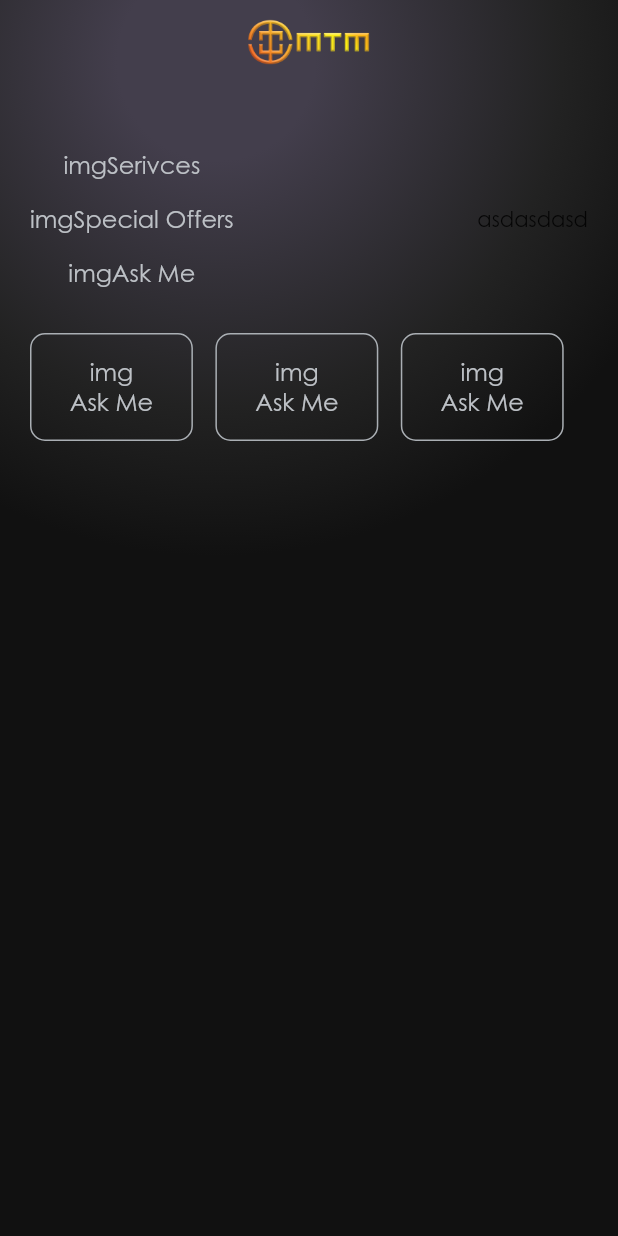
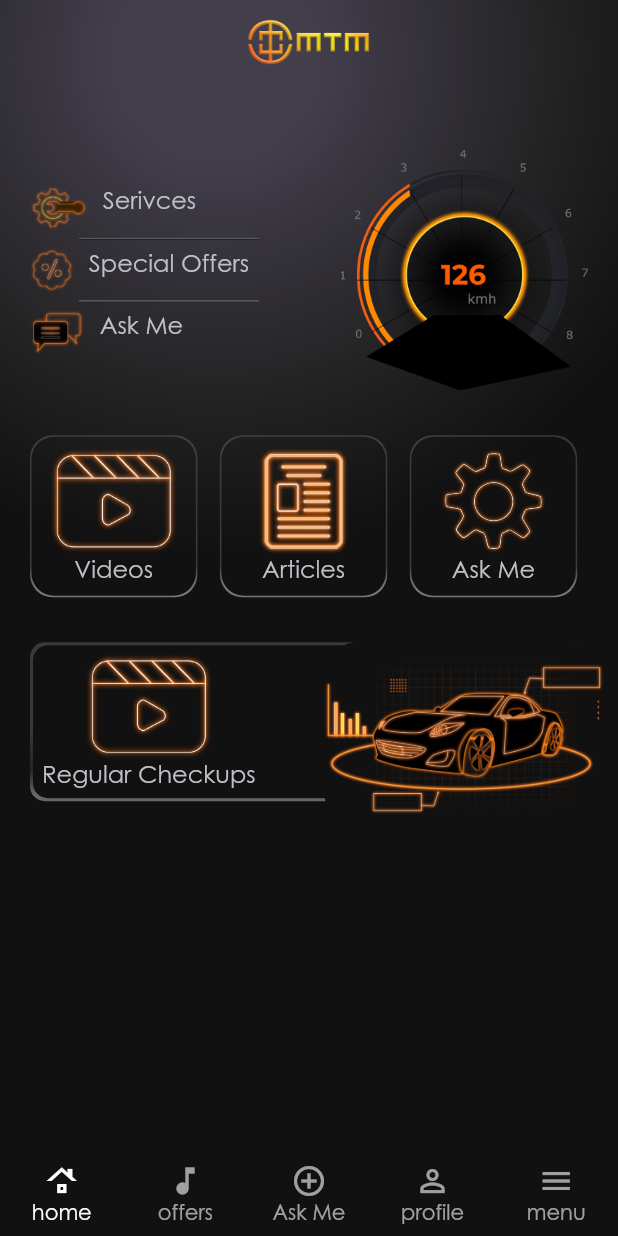
Before and after one commit to esolveeg/mtm_app, a Flutter app: the screen it shows after launch, on a phone screen of 412 x 824 dp. Run offline on Flutter 3.47's test engine with Material 2 defaults, Android fonts, the phone set to English and light mode, and no system bars; our stand-ins replace flutter_svg, get.

Commit message:
home page finished

```diff
--- a/lib/app/components/icon_text.dart
+++ b/lib/app/components/icon_text.dart
@@ -1,26 +1,63 @@
 import 'package:flutter/material.dart';
 import 'package:flutter/widgets.dart';
+import 'package:flutter_svg/flutter_svg.dart';
+import 'package:mtm/app/utils/gredient_contaienr.dart';
 
 Widget iconTextWidget(BuildContext context , String imagePath , String service ){
-  return  Row(children: [
-      Text('img' , style : Theme.of(context).textTheme.bodyText1),
-      Text(service , style : Theme.of(context).textTheme.bodyText1)
-    ],
-  );
-}
+  return  Container(
+    width: MediaQuery.of(context).size.width * .45,
+    child: Row(
+      crossAxisAlignment: CrossAxisAlignment.start,
+      mainAxisAlignment: MainAxisAlignment.start,
+      children: [
 
-Widget iconTextWidgetVertical(BuildContext context , String imagePath , String service ){
-  return  Container(
-    padding: EdgeInsets.all(15),
-    width: (MediaQuery.of(context).size.width * .3) - 15,
-    decoration: BoxDecoration(
-      borderRadius: BorderRadius.circular(10),
-      border: Border.all(color: Color(0xffaaafb4))
-    ),
-    child: Column(children: [
-        Text('img' , style : Theme.of(context).textTheme.bodyText1),
+        // SvgPicture.asset(
+        //   imagePath,
+        //   semanticsLabel: service,
+        //   width: 30,
+        // ),
+        Image(
+              image: AssetImage(imagePath),
+              height: 30,
+            ),
+            SizedBox(width:10),
         Text(service , style : Theme.of(context).textTheme.bodyText1)
       ],
     ),
   );
 }
+
+Widget iconTextWidgetVertical(BuildContext context , String imagePath , String service ){
+  return  CustomGradientContainer(
+    gradient: LinearGradient(begin: Alignment.bottomRight, stops: [
+      0.1,
+      0.4,
+      0.9
+    ], colors: [
+      Colors.grey.shade400.withOpacity(.6),
+      Colors.grey.shade800.withOpacity(.8),
+      Colors.grey.shade700.withOpacity(.5),
+    ]),
+    bRadius: 15,
+    strokeWidth: 1,
+      child: Container(
+    width: (MediaQuery.of(context).size.width * .3) - 12,
+    padding: EdgeInsets.symmetric(vertical:9),
+        child: Column(children: [
+          //  SvgPicture.asset(
+          //   imagePath,
+          //   semanticsLabel: service,
+          //   width: 50,
+
+          // ),
+          Image(
+                image: AssetImage(imagePath),
+                height: 70,
+              ),
+            Text(service , style : Theme.of(context).textTheme.bodyText1)
+          ],
+        ),
+      ),
+
+  );
+}
--- a/lib/app/modules/home/controllers/home_controller.dart
+++ b/lib/app/modules/home/controllers/home_controller.dart
@@ -1,9 +1,10 @@
+import 'package:flutter/widgets.dart';
 import 'package:get/get.dart';
+import 'package:mtm/app/utils/gredient.dart';
 
 class HomeController extends GetxController {
   //TODO: Implement HomeController
 
-  final count = 0.obs;
   @override
   void onInit() {
     super.onInit();
@@ -16,5 +17,5 @@ class HomeController extends GetxController {
 
   @override
   void onClose() {}
-  void increment() => count.value++;
+
 }
--- a/lib/app/modules/home/views/home_view.dart
+++ b/lib/app/modules/home/views/home_view.dart
@@ -1,8 +1,7 @@
 import 'package:flutter/material.dart';
 
 import 'package:get/get.dart';
-import 'package:neon/neon.dart';
-
+import 'package:mtm/app/utils/gredient_contaienr.dart';
 import '../controllers/home_controller.dart';
 import 'package:mtm/app/components/icon_text.dart';
 
@@ -27,12 +26,13 @@ class HomeView extends GetView<HomeController> {
           center: Alignment(-0.3, -0.9), // near the top right
           radius: 0.8,
           colors: <Color>[
-              Color(0xFF433e4c), // yellow sun
-              Color(0xFF222222), // yellow sun
-              Color(0xFF111111), // blue sky
+            Color(0xFF433e4c),
+            Color(0xFF222222),
+            Color(0xFF111111),
           ],
           stops: <double>[0.2, 0.7, 1.0],
         )),
+        child: SingleChildScrollView(
           child: Padding(
             padding: const EdgeInsets.only(
               top: 100,
@@ -43,33 +43,160 @@ class HomeView extends GetView<HomeController> {
             child: Container(
                 child: Column(
               children: [
-                // top widgets
                 Row(
-                 mainAxisAlignment :MainAxisAlignment.spaceBetween,
+                    mainAxisAlignment: MainAxisAlignment.spaceBetween,
                     children: [
                       Column(children: [
-                    iconTextWidget(context, "imagePath", "services".tr),
-                    Divider(color: Colors.red,thickness: 1,),
-                    iconTextWidget(context, "imagePath", "offers".tr),
-                    Divider(color: Colors.red,thickness: 1,),
-                    iconTextWidget(context, "imagePath", "ask".tr),
+
+                        iconTextWidget(context, "assets/images/services.png",
+                            "services".tr),
+                        Hr(),
+                        iconTextWidget(
+                            context, "assets/images/offers.png", "offers".tr),
+                        Hr(),
+                        iconTextWidget(
+                            context, "assets/images/ask.png", "ask".tr),
                       ]),
-                  Text("asdasdasd")
+                      Image(
+                        image: AssetImage('assets/images/counter.png'),
+                        width: MediaQuery.of(context).size.width * .4,
+                      ),
+                      // Text("asdasdasd")
                     ]),
-                SizedBox(height:30),
+                SizedBox(height: 30),
                 // vertical services
-                Row(children: [
-                    iconTextWidgetVertical(context, "imagePath", "ask".tr),
-                    SizedBox(width:15),
-                    iconTextWidgetVertical(context, "imagePath", "ask".tr),
-                    SizedBox(width:15),
-                    iconTextWidgetVertical(context, "imagePath", "ask".tr),
-
-                ],),
-
+                Row(
+                  children: [
+                    iconTextWidgetVertical(
+                        context, "assets/images/videos.png", "videos".tr),
+                    SizedBox(width: 15),
+                    iconTextWidgetVertical(
+                        context, "assets/images/articles.png", "articles".tr),
+                    SizedBox(width: 15),
+                    iconTextWidgetVertical(
+                        context, "assets/images/settings.png", "ask".tr),
+                  ],
+                ),
+                SizedBox(height: 30),
+                Stack(
+                  children: <Widget>[
+                    CustomGradientContainer(
+                      bRadius: 10,
+                      strokeWidth: 2,
+                      gradient:
+                          LinearGradient(begin: Alignment.bottomRight, stops: [
+                        0.1,
+                        0.4,
+                        0.9
+                      ], colors: [
+                        Colors.grey.shade400.withOpacity(.5),
+                        Colors.grey.shade800.withOpacity(.4),
+                        Colors.grey.shade700.withOpacity(.5),
+                      ]),
+                      child: Container(
+                        width: double.infinity,
+                        alignment: Alignment.centerLeft,
+                        child: Padding(
+                          padding: const EdgeInsets.all(8.0),
+                          child: Column(
+                            children: [
+                              Image(
+                                image: AssetImage('assets/images/videos.png'),
+                                height: 70,
+                              ),
+                              Text("checkup".tr,
+                                  style: Theme.of(context).textTheme.bodyText1)
+                            ],
+                          ),
+                        ),
+                      ),
+                    ),
+                    new Align(
+                      alignment: Alignment.centerRight,
+                      child: Transform.translate(
+                        offset: Offset(10, -1),
+                        child: Container(
+                          decoration: BoxDecoration(
+                              color: Color(0xff111111),
+                              borderRadius: BorderRadius.circular(25)),
+                          child: Image(
+                            image: AssetImage('assets/images/car.png'),
+                            height: 130,
+                            width: MediaQuery.of(context).size.width * .45,
+                          ),
+                        ),
+                      ),
+                    )
+                  ],
+                ),
               ],
             )),
           ),
-        ));
+        ),
+      ),
+      bottomNavigationBar: BottomNavigationBar(
+        type: BottomNavigationBarType.fixed,
+        backgroundColor: Color(0xFF111111),
+        selectedItemColor: Colors.white,
+        unselectedItemColor: Colors.white.withOpacity(.60),
+        selectedFontSize: 14,
+        unselectedFontSize: 14,
+        onTap: (value) {
+          // Respond to item press.
+        },
+        items: [
+          BottomNavigationBarItem(
+            label: 'home'.tr,
+            icon: Icon(Icons.roofing),
+          ),
+          BottomNavigationBarItem(
+            label: 'offers',
+            icon: Icon(Icons.music_note),
+          ),
+          BottomNavigationBarItem(
+            label: 'ask'.tr,
+            icon: Icon(Icons.add_circle_outline),
+          ),
+          BottomNavigationBarItem(
+            label: 'profile'.tr,
+            icon: Icon(
+              Icons.person_outline,
+            ),
+          ),
+          BottomNavigationBarItem(
+            label: 'menu'.tr,
+            icon: Icon(
+              Icons.menu_outlined,
+            ),
+          )
+        ],
+      ),
+    );
   }
 }
+
+class Hr extends StatelessWidget {
+  const Hr({
+    Key? key,
+  }) : super(key: key);
+
+  @override
+  Widget build(BuildContext context) {
+    return Container(
+      margin: EdgeInsets.symmetric(vertical: 5),
+      height: 1.5,
+      width: 120,
+      decoration: BoxDecoration(
+        gradient: LinearGradient(begin: Alignment.bottomRight, stops: [
+          0.1,
+          0.4,
+          0.9
+        ], colors: [
+          Colors.grey.shade900.withOpacity(.9),
+          Colors.black.withOpacity(.9),
+          Colors.grey.shade700.withOpacity(.9),
+        ]),
+      ),
+    );
+  }
+}
--- /dev/null
+++ b/lib/app/utils/gredient.dart
@@ -0,0 +1,31 @@
+
+import 'package:flutter/widgets.dart';
+
+class CustomGradient extends CustomPainter {
+  CustomGradient({required this.gradient,required this.sWidth , required this.bRadius});
+
+  final Gradient gradient;
+  final double sWidth;
+  final Paint p = Paint();
+  final double bRadius;
+  @override
+  void paint(Canvas canvas, Size size) {
+    Rect innerRect = Rect.fromLTRB(sWidth, sWidth, size.width - sWidth, size.height - sWidth);
+    Rect outerRect = Offset.zero & size;
+
+    p.shader = gradient.createShader(outerRect);
+    RRect innerRoundedRect = RRect.fromRectAndRadius(innerRect, Radius.circular(bRadius));
+    RRect outerRoundedRect = RRect.fromRectAndRadius(outerRect, Radius.circular(bRadius));
+    Path borderPath = _calculateBorderPath(outerRoundedRect, innerRoundedRect);
+    canvas.drawPath(borderPath, p);
+  }
+
+  Path _calculateBorderPath(RRect outerRect, RRect innerRect) {
+    Path outerRectPath = Path()..addRRect(outerRect);
+    Path innerRectPath = Path()..addRRect(innerRect);
+    return Path.combine(PathOperation.difference, outerRectPath, innerRectPath);
+  }
+
+  @override
+  bool shouldRepaint(CustomPainter oldDelegate) => true;
+}
--- /dev/null
+++ b/lib/app/utils/gredient_contaienr.dart
@@ -0,0 +1,27 @@
+import 'package:flutter/widgets.dart';
+import 'package:mtm/app/utils/gredient.dart';
+
+class CustomGradientContainer extends StatelessWidget {
+  CustomGradientContainer({
+    required gradient,
+    required this.child,
+    required this.bRadius, required this.strokeWidth
+  }) : this.painter = CustomGradient(
+      gradient: gradient, sWidth: strokeWidth , bRadius: bRadius
+  );
+
+  final CustomGradient painter;
+  final Widget child;
+  // final VoidCallback onPressed;
+  final double strokeWidth;
+  final double bRadius;
+
+
+  @override
+  Widget build(BuildContext context) {
+    return CustomPaint(
+        painter: painter,
+        child: child
+    );
+  }
+}
--- a/pubspec.yaml
+++ b/pubspec.yaml
@@ -11,6 +11,7 @@ dependencies:
   flutter:
     sdk: flutter
   neon: ^0.1.0
+  flutter_svg: ^1.0.3
 
 dev_dependencies:
   flutter_lints: ^1.0.0
```
Also changed, not shown: assets/images/articles.png (added), assets/images/ask.png (added), assets/images/car.png (added), assets/images/counter.png (added), assets/images/offers.png (added), assets/images/services.png (added), assets/images/settings.png (added), assets/images/settings.svg (added), assets/images/videos.png (added), pubspec.lock. Lines whose indentation alone changed are shown as unchanged.
